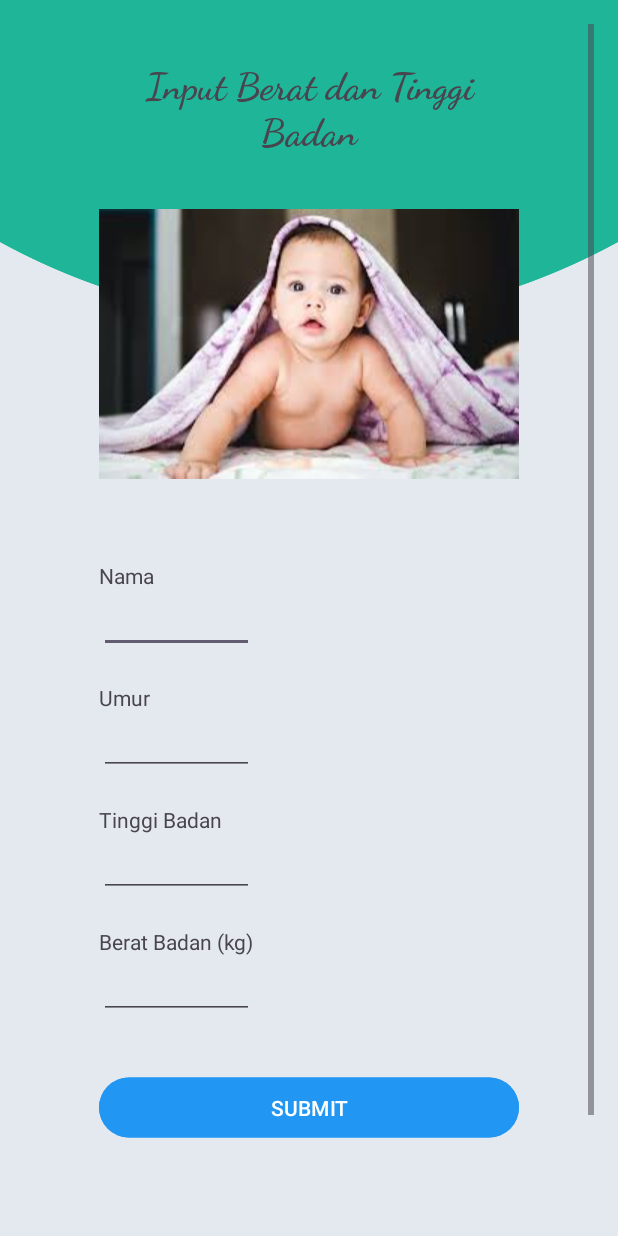
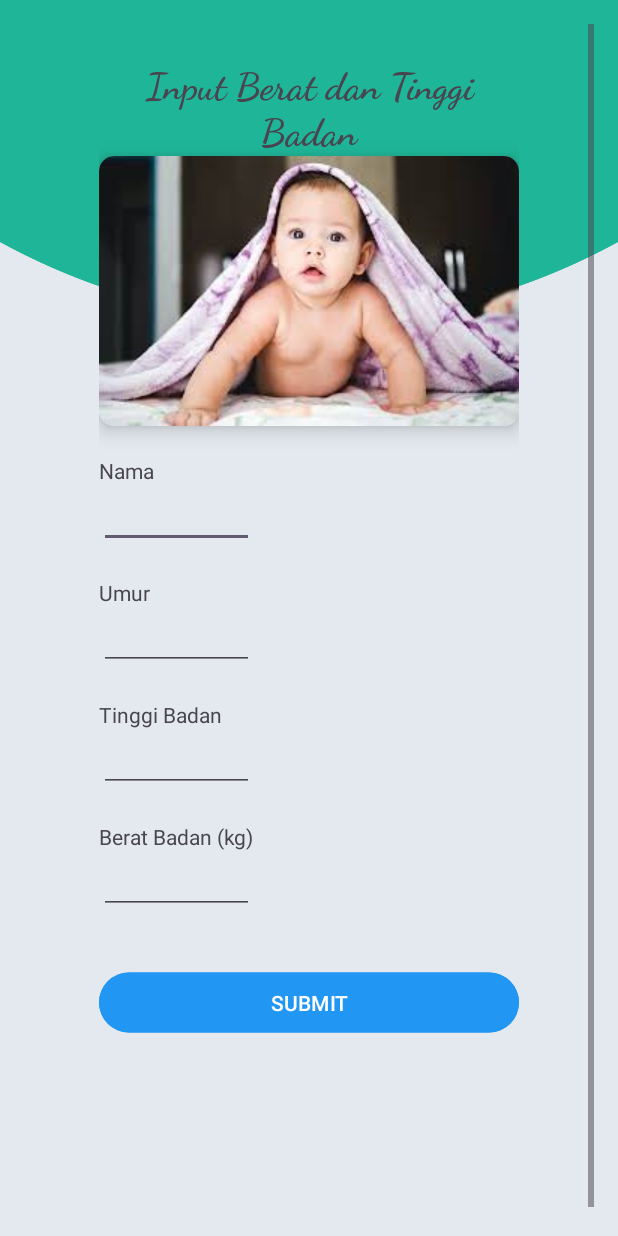
Before and after one commit to kevinray1908/projectbp, an Android app: the bbActivity screen opened directly, with no data from a screen before it, on a phone screen of 412 x 824 dp. Run offline under Robolectric (Android 15) with nearby library versions, the phone set to English and light mode, and no system bars.

Commit message:
Project bp

```diff
--- a/app/src/main/res/layout/activity_bb.xml
+++ b/app/src/main/res/layout/activity_bb.xml
@@ -28,11 +28,18 @@
             android:layout_width="match_parent"
             android:layout_height="wrap_content"
             android:orientation="horizontal"/>
-        <ImageView
-            android:layout_width="match_parent"
-            android:layout_height="250dp"
-            android:layout_gravity="center"
-            android:src="@drawable/images" />
+        <androidx.cardview.widget.CardView
+            android:layout_width="wrap_content"
+            android:layout_height="wrap_content"
+            app:cardCornerRadius="10dp"
+            app:cardElevation="8dp">
+            <ImageView
+                android:layout_width="wrap_content"
+                android:layout_height="wrap_content"
+                android:layout_gravity="center"
+                android:scaleType="centerCrop"
+                android:src="@drawable/images" />
+        </androidx.cardview.widget.CardView>
         <TextView
             android:layout_width="wrap_content"
             android:layout_height="wrap_content"
```
Also changed, not shown: app/src/main/res/drawable-xxxhdpi/circle.xml (deleted, +0 -9 lines), app/src/main/res/drawable/logoapp3.jpg (deleted).
